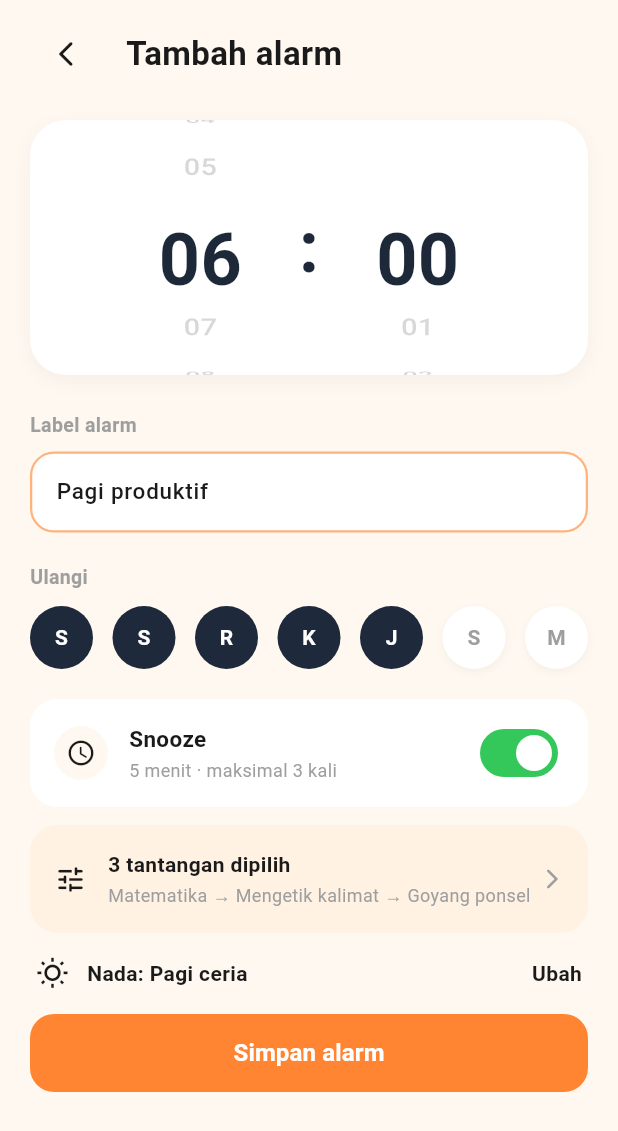
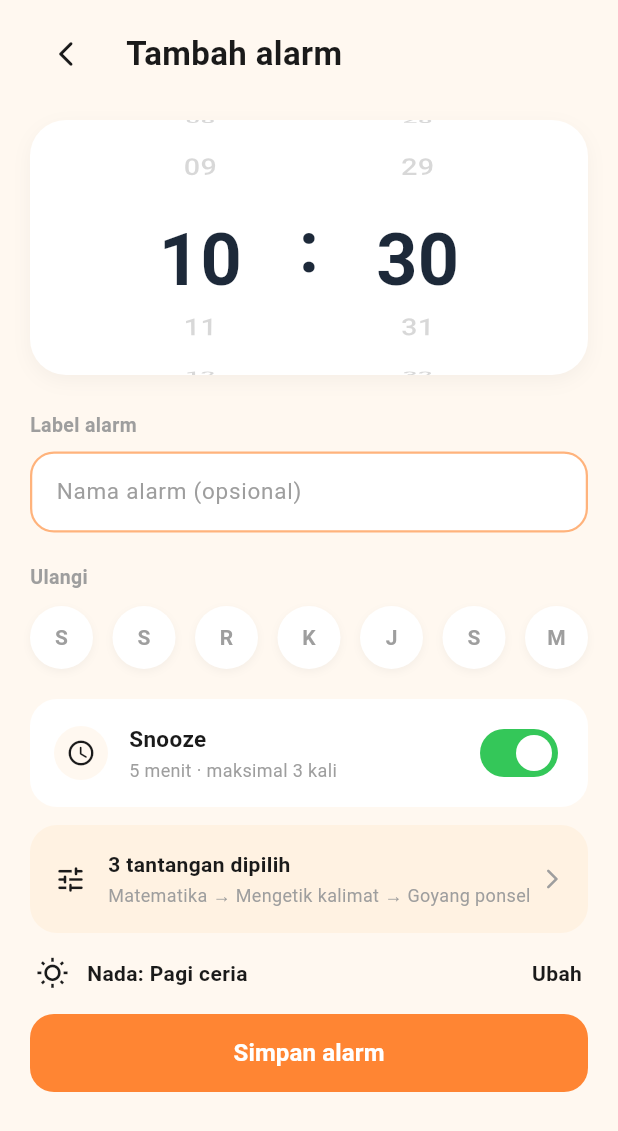
Before and after one commit to daifa-maulana/BangunYuk, a Flutter app: the screen it shows after launch, after a tap on "+ Buat alarm pertama", on a phone screen of 412 x 824 dp. Shown: the top 1131 px of the screen. Run offline on Flutter 3.47's test engine with Material 3 defaults, Android fonts, the phone set to English and light mode, and no system bars; our stand-ins replace shared_preferences.

Commit message:
✨ feat(alarm): implement local storage persistence and wire Flow 1 alarm setup

```diff
--- /dev/null
+++ b/lib/models/alarm.dart
@@ -0,0 +1,115 @@
+// ═══════════════════════════════════════════════════════════════
+// Model Data Alarm — BangunYuk
+// PERAN : System & Logic Developer (Anggota 3) - Flow 1
+// ═══════════════════════════════════════════════════════════════
+
+class Alarm {
+  final int id;
+  final int hour;
+  final int minute;
+  final String label;
+  final List<int> repeatDays; // 1 = Senin ... 7 = Minggu. Kosong = Sekali saja
+  final List<String> taskIds; // ID teknis misi, misal: ['math', 'typing']
+  final bool isActive;
+  final bool snoozeEnabled;
+
+  const Alarm({
+    required this.id,
+    required this.hour,
+    required this.minute,
+    required this.label,
+    required this.repeatDays,
+    required this.taskIds,
+    this.isActive = true,
+    this.snoozeEnabled = true,
+  });
+
+  // ── Helper Getter untuk Integrasi Frontend (Orang 2) ──
+
+  /// Format string jam dan menit tampilan, contoh: "06.00"
+  String get formattedTime =>
+      '${hour.toString().padLeft(2, '0')}.${minute.toString().padLeft(2, '0')}';
+
+  /// Alias time untuk kompatibilitas langsung dengan UI Orang 2
+  String get time => formattedTime;
+
+  /// Jumlah tantangan yang dipilih
+  int get taskCount => taskIds.length;
+
+  /// Daftar label singkatan hari untuk dirender di kartu alarm
+  static const List<String> _dayNames = [
+    'Sen', 'Sel', 'Rab', 'Kam', 'Jum', 'Sab', 'Min'
+  ];
+
+  List<String> get dayLabels {
+    if (repeatDays.isEmpty) return ['Sekali'];
+    if (repeatDays.length == 7) return ['Setiap hari'];
+    if (repeatDays.length == 5 &&
+        repeatDays.contains(1) &&
+        repeatDays.contains(2) &&
+        repeatDays.contains(3) &&
+        repeatDays.contains(4) &&
+        repeatDays.contains(5)) {
+      return ['Sen - Jum'];
+    }
+    final sorted = List<int>.from(repeatDays)..sort();
+    return sorted.map((d) => _dayNames[(d - 1).clamp(0, 6)]).toList();
+  }
+
+  /// Alias days untuk kompatibilitas langsung dengan UI Orang 2
+  List<String> get days => dayLabels;
+
+  // ── CopyWith Method ──
+  Alarm copyWith({
+    int? id,
+    int? hour,
+    int? minute,
+    String? label,
+    List<int>? repeatDays,
+    List<String>? taskIds,
+    bool? isActive,
+    bool? snoozeEnabled,
+  }) {
+    return Alarm(
+      id: id ?? this.id,
+      hour: hour ?? this.hour,
+      minute: minute ?? this.minute,
+      label: label ?? this.label,
+      repeatDays: repeatDays ?? this.repeatDays,
+      taskIds: taskIds ?? this.taskIds,
+      isActive: isActive ?? this.isActive,
+      snoozeEnabled: snoozeEnabled ?? this.snoozeEnabled,
+    );
+  }
+
+  // ── Serialisasi JSON untuk SharedPreferences ──
+  Map<String, dynamic> toJson() => {
+    'id': id,
+    'hour': hour,
+    'minute': minute,
+    'label': label,
+    'repeatDays': repeatDays,
+    'taskIds': taskIds,
+    'isActive': isActive,
+    'snoozeEnabled': snoozeEnabled,
+  };
+
+  factory Alarm.fromJson(Map<String, dynamic> json) => Alarm(
+    id: json['id'] as int,
+    hour: json['hour'] as int,
+    minute: json['minute'] as int,
+    label: (json['label'] as String?)?.isNotEmpty == true
+        ? json['label'] as String
+        : 'Alarm',
+    repeatDays: (json['repeatDays'] as List<dynamic>?)
+            ?.map((e) => e as int)
+            .toList() ??
+        [],
+    taskIds: (json['taskIds'] as List<dynamic>?)
+            ?.map((e) => e.toString())
+            .toList() ??
+        [],
+    isActive: json['isActive'] as bool? ?? true,
+    snoozeEnabled: json['snoozeEnabled'] as bool? ?? true,
+  );
+}
--- a/lib/screen/alarm_edit_screen.dart
+++ b/lib/screen/alarm_edit_screen.dart
@@ -1,22 +1,23 @@
 import 'package:flutter/material.dart';
+import '../models/alarm.dart';
+import '../services/storage_service.dart';
 import '../theme.dart';
-import 'home_screen.dart';
 import 'challenge_selection_screen.dart';
 
 // ═══════════════════════════════════════════════════════════════
 // AlarmEditScreen (03 · Tambah alarm & 05 · Edit alarm)
 //
-// PERAN : Frontend Developer (Anggota 2)
-// FITUR UI:
-//   - Mode Tambah: Judul "Tambah alarm", tanpa tombol "Hapus alarm".
-//   - Mode Edit: Judul "Edit alarm", ada tombol teks merah "Hapus alarm".
+// PERAN : Frontend Developer (Anggota 2) & System Logic (Anggota 3)
+// FITUR:
+//   - Mode Tambah: Jam awal otomatis jam saat ini, judul "Tambah alarm".
+//   - Mode Edit: Judul "Edit alarm", tombol teks merah "Hapus alarm".
 //   - Drum-wheel interaktif jam & menit.
 //   - Terhubung dengan Page 04 (Pilih tantangan).
-//   - Mengembalikan data DummyAlarmUI atau aksi hapus ke HomeScreen.
+//   - Menyimpan permanen ke SharedPreferences via StorageService.
 // ═══════════════════════════════════════════════════════════════
 
 class AlarmEditScreen extends StatefulWidget {
-  final DummyAlarmUI? existingAlarm;
+  final Alarm? existingAlarm;
   final int? alarmIndex;
 
   const AlarmEditScreen({
@@ -39,8 +40,8 @@ class _AlarmEditScreenState extends State<AlarmEditScreen> {
   int _selectedHour = 6;
   int _selectedMinute = 0;
 
-  // Visual hari: S, S, R, K, J (aktif), S, M (nonaktif)
-  final List<bool> _repeatDays = [true, true, true, true, true, false, false];
+  // Visual hari: default semua nonaktif (alarm berdering sekali saja)
+  final List<bool> _repeatDays = [false, false, false, false, false, false, false];
   final List<String> _dayLabels = ['S', 'S', 'R', 'K', 'J', 'S', 'M'];
   final List<String> _dayNames = ['Sen', 'Sel', 'Rab', 'Kam', 'Jum', 'Sab', 'Min'];
 
@@ -56,20 +57,24 @@ class _AlarmEditScreenState extends State<AlarmEditScreen> {
     if (widget.isEditMode) {
       final alarm = widget.existingAlarm!;
       _labelController = TextEditingController(text: alarm.label);
-
-      // Parsing jam & menit visual (misal "06.00")
-      final parts = alarm.time.split('.');
-      if (parts.length == 2) {
-        _selectedHour = int.tryParse(parts[0]) ?? 6;
-        _selectedMinute = int.tryParse(parts[1]) ?? 0;
+      _selectedHour = alarm.hour;
+      _selectedMinute = alarm.minute;
+      _snoozeEnabled = alarm.snoozeEnabled;
+      if (alarm.taskIds.isNotEmpty) {
+        _selectedChallenges = List.from(alarm.taskIds);
       }
 
-      // Parsing hari pengulangan
+      // Parsing hari pengulangan (1 = Senin ... 7 = Minggu)
       for (int i = 0; i < 7; i++) {
-        _repeatDays[i] = alarm.days.contains(_dayNames[i]);
+        _repeatDays[i] = alarm.repeatDays.contains(i + 1);
       }
     } else {
-      _labelController = TextEditingController(text: 'Pagi produktif');
+      // Inisialisasi awal mengikuti jam dan menit saat ini
+      final now = DateTime.now();
+      _selectedHour = now.hour;
+      _selectedMinute = now.minute;
+      // Kolom label dikosongkan (default placeholder hint text)
+      _labelController = TextEditingController(text: '');
     }
 
     _hourScrollController = FixedExtentScrollController(initialItem: _selectedHour);
@@ -313,6 +318,12 @@ class _AlarmEditScreenState extends State<AlarmEditScreen> {
           fontWeight: FontWeight.w500,
         ),
         decoration: const InputDecoration(
+          hintText: 'Nama alarm (opsional)',
+          hintStyle: TextStyle(
+            color: Color(0xFF9E9E9E),
+            fontSize: 15,
+            fontWeight: FontWeight.normal,
+          ),
           contentPadding: EdgeInsets.symmetric(horizontal: 16, vertical: 14),
           border: InputBorder.none,
         ),
@@ -534,9 +545,14 @@ class _AlarmEditScreenState extends State<AlarmEditScreen> {
             child: const Text('Batal', style: TextStyle(color: AppColors.textSecondary)),
           ),
           TextButton(
-            onPressed: () {
+            onPressed: () async {
               Navigator.pop(ctx); // Tutup dialog
-              Navigator.pop(context, 'DELETE'); // Kirim signal hapus ke Home
+              if (widget.existingAlarm != null) {
+                await StorageService.deleteAlarm(widget.existingAlarm!.id);
+              }
+              if (context.mounted) {
+                Navigator.pop(context, 'DELETE');
+              }
             },
             child: const Text('Hapus', style: TextStyle(color: Color(0xFFE53935), fontWeight: FontWeight.bold)),
           ),
@@ -550,23 +566,33 @@ class _AlarmEditScreenState extends State<AlarmEditScreen> {
       width: double.infinity,
       height: 52,
       child: ElevatedButton(
-        onPressed: () {
-          final activeDays = <String>[];
+        onPressed: () async {
+          final activeDays = <int>[];
           for (int i = 0; i < 7; i++) {
             if (_repeatDays[i]) {
-              activeDays.add(_dayNames[i]);
+              activeDays.add(i + 1); // 1 = Senin ... 7 = Minggu
             }
           }
 
-          final updatedAlarm = DummyAlarmUI(
-            time: '${_selectedHour.toString().padLeft(2, '0')}.${_selectedMinute.toString().padLeft(2, '0')}',
-            label: _labelController.text.trim().isEmpty ? 'Alarm' : _labelController.text.trim(),
-            taskCount: _selectedChallenges.length,
-            days: activeDays.isEmpty ? ['Sekali'] : activeDays,
+          final alarm = Alarm(
+            id: widget.existingAlarm?.id ??
+                (DateTime.now().millisecondsSinceEpoch % 2147483647),
+            hour: _selectedHour,
+            minute: _selectedMinute,
+            label: _labelController.text.trim().isEmpty
+                ? 'Alarm'
+                : _labelController.text.trim(),
+            repeatDays: activeDays,
+            taskIds: _selectedChallenges,
             isActive: true,
+            snoozeEnabled: _snoozeEnabled,
           );
 
-          Navigator.pop(context, updatedAlarm);
+          await StorageService.saveAlarm(alarm);
+
+          if (context.mounted) {
+            Navigator.pop(context, alarm);
+          }
         },
         style: ElevatedButton.styleFrom(
           backgroundColor: const Color(0xFFFF8533),
--- a/lib/screen/home_screen.dart
+++ b/lib/screen/home_screen.dart
@@ -1,34 +1,19 @@
 import 'package:flutter/material.dart';
+import '../models/alarm.dart';
+import '../services/storage_service.dart';
 import '../theme.dart';
 import 'alarm_edit_screen.dart';
 
 // ═══════════════════════════════════════════════════════════════
 // HomeScreen (Beranda)
 //
-// PERAN : Frontend Developer (Anggota 2)
-// ALUR UI MURNI (In-Memory Dummy List untuk Pengetesan Frontend):
-//   1. Awalnya daftar alarm kosong (Page 02 · Beranda Kosong).
-//   2. Pengguna klik "+ Buat alarm pertama" -> buka Page 03 (Tambah Alarm).
-//   3. Di Page 03 klik "Simpan alarm" -> kembali ke Beranda dan
-//      data dummy langsung masuk ke tampilan (Page 01 · Beranda Berisi).
-//   Semua tanpa backend/database/service. Murni simulasi interaksi UI.
+// PERAN : Frontend Developer (Anggota 2) & System Logic (Anggota 3)
+// ALUR INTEGRASI (Penyimpanan Lokal SharedPreferences):
+//   1. Saat aplikasi dibuka, load data alarm dari StorageService.
+//   2. Jika kosong -> tampilkan Page 02 (Beranda Kosong).
+//   3. Jika ada alarm -> tampilkan Page 01 (Beranda Berisi + Kartu Alarm Berikutnya).
+//   4. Perubahan toggle switch, tambah alarm, edit, dan hapus tersimpan permanen.
 // ═══════════════════════════════════════════════════════════════
-
-class DummyAlarmUI {
-  final String time;
-  final String label;
-  final int taskCount;
-  final List<String> days;
-  bool isActive;
-
-  DummyAlarmUI({
-    required this.time,
-    required this.label,
-    required this.taskCount,
-    required this.days,
-    this.isActive = true,
-  });
-}
 
 class HomeScreen extends StatefulWidget {
   const HomeScreen({super.key});
@@ -38,9 +23,25 @@ class HomeScreen extends StatefulWidget {
 }
 
 class _HomeScreenState extends State<HomeScreen> {
-  // ── List UI Dummy (Murni State Lokal Widget) ──
-  // Awalnya kosong agar menampilkan Page 02 (Beranda Kosong)
-  final List<DummyAlarmUI> _alarms = [];
+  // ── List Alarm Asli dari StorageService ──
+  List<Alarm> _alarms = [];
+  bool _isLoading = true;
+
+  @override
+  void initState() {
+    super.initState();
+    _loadAlarms();
+  }
+
+  Future<void> _loadAlarms() async {
+    final alarms = await StorageService.loadAlarms();
+    if (mounted) {
+      setState(() {
+        _alarms = alarms;
+        _isLoading = false;
+      });
+    }
+  }
 
   // ── Helper format presentasi tanggal & sapaan ──
   static const _hari = [
@@ -64,25 +65,25 @@ class _HomeScreenState extends State<HomeScreen> {
     return 'Malam';
   }
 
-  // Fungsi navigasi ke Tambah Alarm (Page 03) dan menerima hasil visual
+  // Fungsi navigasi ke Tambah Alarm (Page 03)
   Future<void> _navigateToAddAlarm() async {
-    final result = await Navigator.push<DummyAlarmUI>(
+    final result = await Navigator.push(
       context,
       MaterialPageRoute(
         builder: (context) => const AlarmEditScreen(),
       ),
     );
 
-    // Jika user klik "Simpan alarm", tambahkan ke list visual lokal
     if (result != null) {
-      setState(() {
-        _alarms.add(result);
-      });
+      await _loadAlarms();
     }
   }
 
   @override
   Widget build(BuildContext context) {
+    if (_isLoading) {
+      return const Center(child: CircularProgressIndicator());
+    }
     return SafeArea(
       child: _alarms.isEmpty ? _buildEmptyHome() : _buildFilledHome(),
     );
@@ -310,8 +311,12 @@ class _HomeScreenState extends State<HomeScreen> {
   }
 
   Widget _buildNextAlarmCard() {
-    final nextTime = _alarms.isNotEmpty ? _alarms.first.time : '06.00';
-    final nextLabel = _alarms.isNotEmpty ? _alarms.first.label : 'Pagi produktif';
+    final nextInfo = StorageService.getNextAlarm(_alarms);
+    final nextTime = nextInfo != null ? nextInfo.alarm.formattedTime : 'Belum ada';
+    final nextLabel = nextInfo != null ? nextInfo.alarm.label : 'Tidak ada alarm aktif';
+    final relativeText = nextInfo != null
+        ? nextInfo.relativeTimeText
+        : 'Aktifkan alarm untuk mulai';
 
     return Container(
       width: double.infinity,
@@ -350,9 +355,9 @@ class _HomeScreenState extends State<HomeScreen> {
                   ),
                 ),
                 const SizedBox(height: 4),
-                const Text(
-                  'Besok · 20 jam 19 menit lagi',
-                  style: TextStyle(fontSize: 13, color: AppColors.textOnCard),
+                Text(
+                  relativeText,
+                  style: const TextStyle(fontSize: 13, color: AppColors.textOnCard),
                 ),
                 const SizedBox(height: 2),
                 Text(
@@ -408,18 +413,12 @@ class _HomeScreenState extends State<HomeScreen> {
       ),
     );
 
-    if (result == 'DELETE') {
-      setState(() {
-        _alarms.removeAt(index);
-      });
-    } else if (result is DummyAlarmUI) {
-      setState(() {
-        _alarms[index] = result;
-      });
+    if (result != null) {
+      await _loadAlarms();
     }
   }
 
-  Widget _buildAlarmCard({required DummyAlarmUI item, required int index}) {
+  Widget _buildAlarmCard({required Alarm item, required int index}) {
     return GestureDetector(
       onTap: () => _navigateToEditAlarm(index),
       child: Container(
@@ -455,10 +454,12 @@ class _HomeScreenState extends State<HomeScreen> {
                 value: item.isActive,
                 activeThumbColor: Colors.white,
                 activeTrackColor: AppColors.activeGreen,
-                onChanged: (val) {
+                onChanged: (val) async {
                   setState(() {
-                    item.isActive = val;
+                    _alarms[index] = item.copyWith(isActive: val);
                   });
+                  await StorageService.toggleAlarm(item.id, val);
+                  await _loadAlarms();
                 },
               ),
             ],
--- /dev/null
+++ b/lib/services/storage_service.dart
@@ -0,0 +1,179 @@
+// ═══════════════════════════════════════════════════════════════
+// Storage Service — BangunYuk
+// PERAN : System & Logic Developer (Anggota 3) - Flow 1
+// ═══════════════════════════════════════════════════════════════
+
+import 'dart:convert';
+import 'package:shared_preferences/shared_preferences.dart';
+import '../models/alarm.dart';
+
+class NextAlarmInfo {
+  final Alarm alarm;
+  final Duration remaining;
+  final String relativeTimeText; // contoh: "Besok · 8 jam 15 menit lagi"
+
+  NextAlarmInfo({
+    required this.alarm,
+    required this.remaining,
+    required this.relativeTimeText,
+  });
+}
+
+class StorageService {
+  static const String _alarmStorageKey = 'bangunyuk_alarms_v1';
+
+  /// 1. Mengambil semua alarm yang tersimpan dari SharedPreferences.
+  /// Otomatis diurutkan berdasarkan jam dan menit (paling pagi di atas).
+  static Future<List<Alarm>> loadAlarms() async {
+    final prefs = await SharedPreferences.getInstance();
+    final jsonString = prefs.getString(_alarmStorageKey);
+    if (jsonString == null || jsonString.isEmpty) {
+      return [];
+    }
+
+    try {
+      final List<dynamic> decoded = jsonDecode(jsonString);
+      final alarms = decoded
+          .map((item) => Alarm.fromJson(item as Map<String, dynamic>))
+          .toList();
+
+      // Urutkan dari jam paling awal
+      alarms.sort((a, b) {
+        final timeA = a.hour * 60 + a.minute;
+        final timeB = b.hour * 60 + b.minute;
+        return timeA.compareTo(timeB);
+      });
+
+      return alarms;
+    } catch (e) {
+      // Jika terjadi kegagalan parsing, kembalikan list kosong
+      return [];
+    }
+  }
+
+  /// 2. Menyimpan alarm baru atau memperbarui alarm yang sudah ada (berdasarkan ID).
+  static Future<void> saveAlarm(Alarm alarm) async {
+    final alarms = await loadAlarms();
+    final index = alarms.indexWhere((a) => a.id == alarm.id);
+
+    if (index >= 0) {
+      alarms[index] = alarm; // Update mode
+    } else {
+      alarms.add(alarm); // Tambah baru
+    }
+
+    await _saveAll(alarms);
+  }
+
+  /// 3. Mengubah status aktif/nonaktif alarm (toggle Switch di HomeScreen).
+  static Future<void> toggleAlarm(int id, bool isActive) async {
+    final alarms = await loadAlarms();
+    final index = alarms.indexWhere((a) => a.id == id);
+    if (index >= 0) {
+      alarms[index] = alarms[index].copyWith(isActive: isActive);
+      await _saveAll(alarms);
+    }
+  }
+
+  /// 4. Menghapus alarm berdasarkan ID uniknya.
+  static Future<void> deleteAlarm(int id) async {
+    final alarms = await loadAlarms();
+    alarms.removeWhere((a) => a.id == id);
+    await _saveAll(alarms);
+  }
+
+  /// 5. Menghitung dan mencari alarm aktif berikutnya yang paling dekat dengan waktu saat ini.
+  static NextAlarmInfo? getNextAlarm(List<Alarm> alarms) {
+    final activeAlarms = alarms.where((a) => a.isActive).toList();
+    if (activeAlarms.isEmpty) return null;
+
+    final now = DateTime.now();
+    Alarm? closestAlarm;
+    DateTime? closestTime;
+    Duration? minDiff;
+
+    for (final alarm in activeAlarms) {
+      final scheduled = _calculateNextTriggerTime(alarm, now);
+      final diff = scheduled.difference(now);
+
+      if (minDiff == null || diff < minDiff) {
+        minDiff = diff;
+        closestTime = scheduled;
+        closestAlarm = alarm;
+      }
+    }
+
+    if (closestAlarm == null || closestTime == null || minDiff == null) {
+      return null;
+    }
+
+    // Bangun teks deskripsi selisih waktu
+    final hours = minDiff.inHours;
+    final minutes = minDiff.inMinutes % 60;
+    String timeDiffText = '';
+    if (hours > 0) {
+      timeDiffText = '$hours jam ${minutes > 0 ? '$minutes menit ' : ''}lagi';
+    } else {
+      timeDiffText = '${minutes.clamp(1, 60)} menit lagi';
+    }
+
+    String dayPrefix = 'Hari ini';
+    if (closestTime.day != now.day) {
+      final tomorrow = now.add(const Duration(days: 1));
+      if (closestTime.day == tomorrow.day && closestTime.month == tomorrow.month) {
+        dayPrefix = 'Besok';
+      } else {
+        const hariList = ['Senin', 'Selasa', 'Rabu', 'Kamis', 'Jumat', 'Sabtu', 'Minggu'];
+        dayPrefix = hariList[closestTime.weekday - 1];
+      }
+    }
+
+    return NextAlarmInfo(
+      alarm: closestAlarm,
+      remaining: minDiff,
+      relativeTimeText: '$dayPrefix · $timeDiffText',
+    );
+  }
+
+  // ── Helper Privat: Hitung waktu berdering berikutnya untuk sebuah alarm ──
+  static DateTime _calculateNextTriggerTime(Alarm alarm, DateTime now) {
+    if (alarm.repeatDays.isEmpty) {
+      // Alarm sekali bunyi:
+      var candidate = DateTime(now.year, now.month, now.day, alarm.hour, alarm.minute);
+      if (candidate.isBefore(now) || candidate.isAtSameMomentAs(now)) {
+        // Jika jamnya sudah lewat hari ini, jadwalkan besok
+        candidate = candidate.add(const Duration(days: 1));
+      }
+      return candidate;
+    }
+
+    // Alarm berulang: cari hari terdekat yang ada di repeatDays (1 = Senin ... 7 = Minggu)
+    for (int dayOffset = 0; dayOffset <= 7; dayOffset++) {
+      final candidateDate = now.add(Duration(days: dayOffset));
+      final candidateWeekday = candidateDate.weekday;
+
+      if (alarm.repeatDays.contains(candidateWeekday)) {
+        final candidate = DateTime(
+          candidateDate.year,
+          candidateDate.month,
+          candidateDate.day,
+          alarm.hour,
+          alarm.minute,
+        );
+        if (candidate.isAfter(now)) {
+          return candidate;
+        }
+      }
+    }
+
+    // Fallback default: besok pada jam yang sama
+    return now.add(const Duration(days: 1));
+  }
+
+  // ── Helper Privat: Simpan daftar alarm ke SharedPreferences ──
+  static Future<void> _saveAll(List<Alarm> alarms) async {
+    final prefs = await SharedPreferences.getInstance();
+    final jsonList = alarms.map((a) => a.toJson()).toList();
+    await prefs.setString(_alarmStorageKey, jsonEncode(jsonList));
+  }
+}
```
Also changed, not shown: pubspec.lock, 2 other files.
